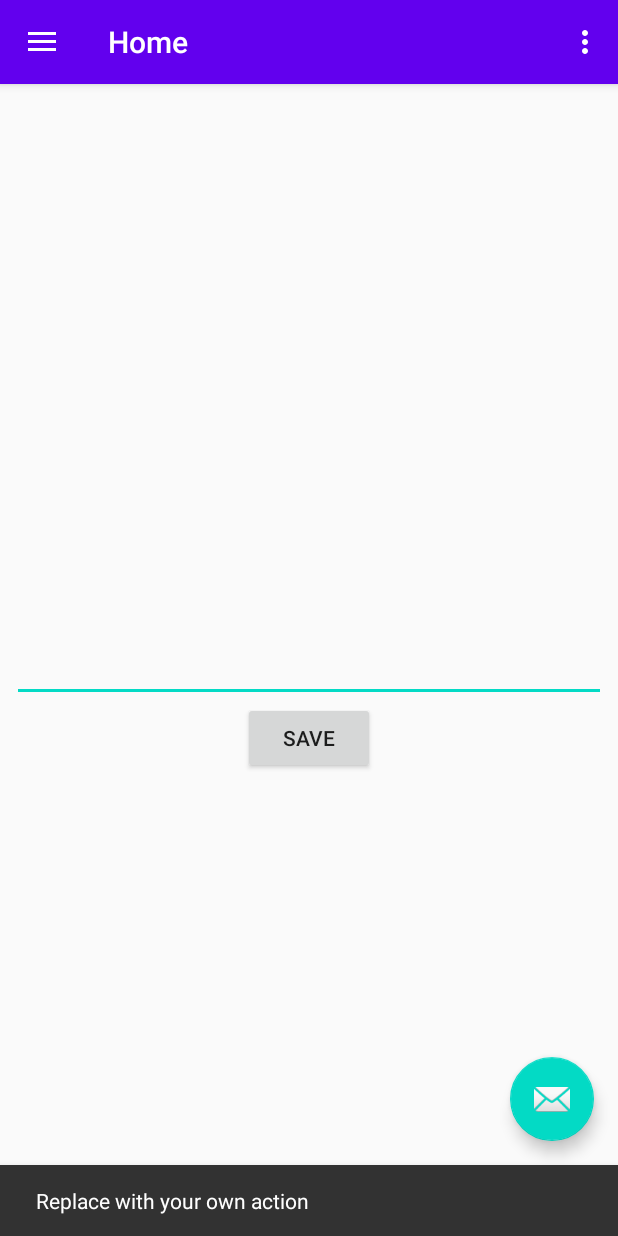
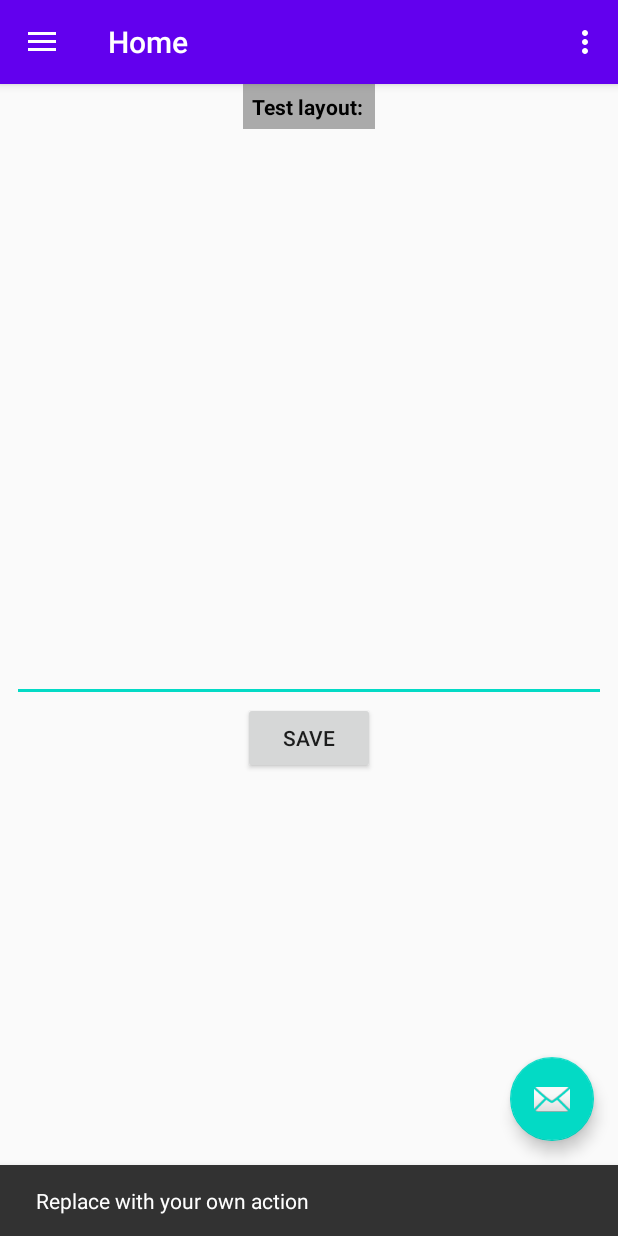
Before and after one commit to ifDroids/NavigationDrawerSavedStateLib, an Android app: the screen it shows after launch (MainActivity), after a tap on an icon or button, on a phone screen of 412 x 824 dp. Run offline under Robolectric (Android 15) with nearby library versions, the phone set to English and light mode, and no system bars; our stand-ins replace navigation-ui; 1 other tap on this screen came first.

Commit message:
Project: Initial library and demo app

```diff
--- a/app/src/main/java/com/ifdroids/navigationdrawersavedstatelib/MainActivity.java
+++ b/app/src/main/java/com/ifdroids/navigationdrawersavedstatelib/MainActivity.java
@@ -7,6 +7,7 @@ import android.view.Menu;
 import com.google.android.material.floatingactionbutton.FloatingActionButton;
 import com.google.android.material.snackbar.Snackbar;
 import com.google.android.material.navigation.NavigationView;
+import com.ifdroids.navigationdrawersavedstatelib.libs.BaseFragmentSaveView.BaseActivityFragmentLoader;
 
 import androidx.navigation.NavController;
 import androidx.navigation.Navigation;
@@ -16,7 +17,7 @@ import androidx.drawerlayout.widget.DrawerLayout;
 import androidx.appcompat.app.AppCompatActivity;
 import androidx.appcompat.widget.Toolbar;
 
-public class MainActivity extends AppCompatActivity {
+public class MainActivity extends BaseActivityFragmentLoader {
 
     private AppBarConfiguration mAppBarConfiguration;
 
--- /dev/null
+++ b/app/src/main/java/com/ifdroids/navigationdrawersavedstatelib/TestLayout.java
@@ -0,0 +1,37 @@
+package com.ifdroids.navigationdrawersavedstatelib;
+
+import android.annotation.SuppressLint;
+import android.app.Activity;
+import android.content.Context;
+import android.util.AttributeSet;
+import android.view.LayoutInflater;
+import android.view.View;
+import android.widget.LinearLayout;
+
+import androidx.annotation.Nullable;
+
+public class TestLayout extends LinearLayout {
+
+    public TestLayout(Activity act){
+        super(act,null);
+
+        @SuppressLint("InflateParams")
+        View view = LayoutInflater.from(getContext()).inflate(R.layout.demo_layout,null);
+
+        // dynamically draw it
+        LinearLayout container = view.findViewById(R.id.command_container);
+
+        LinearLayout.LayoutParams params = (LayoutParams) container.getLayoutParams();
+        params=new LayoutParams(LayoutParams.MATCH_PARENT, LayoutParams.MATCH_PARENT);
+        params.setMargins(0,0,0,20);
+        container.setLayoutParams(params);
+
+        this.addView(view);
+    }
+
+
+    // default constructor
+    public TestLayout(Context context, @Nullable AttributeSet attrs) {
+        super(context, attrs);
+    }
+}
--- /dev/null
+++ b/app/src/main/java/com/ifdroids/navigationdrawersavedstatelib/libs/BaseFragmentSaveView/BaseActivityFragmentLoader.java
@@ -0,0 +1,24 @@
+package com.ifdroids.navigationdrawersavedstatelib.libs.BaseFragmentSaveView;
+
+import android.annotation.SuppressLint;
+import android.view.View;
+
+import androidx.appcompat.app.AppCompatActivity;
+
+import com.ifdroids.navigationdrawersavedstatelib.libs.BaseFragmentSaveView.interfaces.OnFragmentViewLoadNow;
+import com.ifdroids.navigationdrawersavedstatelib.libs.BaseFragmentSaveView.interfaces.OnFragmentViewSaveNow;
+
+@SuppressLint("Registered") // This activity is just a wrapper. No need to be registered to Manifest
+public class BaseActivityFragmentLoader extends AppCompatActivity implements OnFragmentViewLoadNow, OnFragmentViewSaveNow {
+    private View fragmentLayout;
+
+    @Override
+    public void onFragmentViewSaveNow(View data) {
+        fragmentLayout = data;
+    }
+
+    @Override
+    public View onFragmentViewLoadNow() {
+        return fragmentLayout;
+    }
+}
--- /dev/null
+++ b/app/src/main/java/com/ifdroids/navigationdrawersavedstatelib/libs/BaseFragmentSaveView/BaseFragmentSaveView.java
@@ -0,0 +1,54 @@
+package com.ifdroids.navigationdrawersavedstatelib.libs.BaseFragmentSaveView;
+
+import android.app.Activity;
+import android.content.Context;
+import android.os.Bundle;
+import android.view.LayoutInflater;
+import android.view.View;
+import android.view.ViewGroup;
+
+import androidx.annotation.LayoutRes;
+import androidx.annotation.NonNull;
+import androidx.annotation.Nullable;
+import androidx.fragment.app.Fragment;
+
+import com.ifdroids.navigationdrawersavedstatelib.libs.BaseFragmentSaveView.interfaces.OnFragmentViewLoadNow;
+import com.ifdroids.navigationdrawersavedstatelib.libs.BaseFragmentSaveView.interfaces.OnFragmentViewSaveNow;
+
+public class BaseFragmentSaveView extends Fragment {
+
+    protected OnFragmentViewSaveNow dataPasser;
+    protected Activity baseActivity;
+
+    private OnFragmentViewLoadNow loader;
+    private View savedView;
+    private int currentLayoutID;
+
+
+    @Override
+    public void onAttach(@NonNull Context context) {
+        super.onAttach(context);
+        dataPasser = (OnFragmentViewSaveNow) context;
+        loader = (OnFragmentViewLoadNow) context;
+    }
+
+    @Nullable
+    @Override
+    public View onCreateView(@NonNull LayoutInflater inflater, @Nullable ViewGroup container, @Nullable Bundle savedInstanceState) {
+
+        baseActivity = getActivity();
+
+        View v = loader.onFragmentViewLoadNow();
+
+        return v == null ? inflater.inflate(currentLayoutID, container, false) : v ;
+    }
+
+    protected void setLayoutID(@LayoutRes int id){
+        currentLayoutID = id;
+    }
+
+    protected void saveCurrentViewState(View v){
+        dataPasser.onFragmentViewSaveNow(v);
+    }
+
+}
--- /dev/null
+++ b/app/src/main/java/com/ifdroids/navigationdrawersavedstatelib/libs/BaseFragmentSaveView/interfaces/OnFragmentViewLoadNow.java
@@ -0,0 +1,7 @@
+package com.ifdroids.navigationdrawersavedstatelib.libs.BaseFragmentSaveView.interfaces;
+
+import android.view.View;
+
+public interface OnFragmentViewLoadNow {
+    View onFragmentViewLoadNow();
+}
--- /dev/null
+++ b/app/src/main/java/com/ifdroids/navigationdrawersavedstatelib/libs/BaseFragmentSaveView/interfaces/OnFragmentViewSaveNow.java
@@ -0,0 +1,7 @@
+package com.ifdroids.navigationdrawersavedstatelib.libs.BaseFragmentSaveView.interfaces;
+
+import android.view.View;
+
+public interface OnFragmentViewSaveNow {
+    void onFragmentViewSaveNow(View data);
+}
--- a/app/src/main/java/com/ifdroids/navigationdrawersavedstatelib/ui/home/HomeFragment.java
+++ b/app/src/main/java/com/ifdroids/navigationdrawersavedstatelib/ui/home/HomeFragment.java
@@ -1,21 +1,54 @@
 package com.ifdroids.navigationdrawersavedstatelib.ui.home;
 
+import android.annotation.SuppressLint;
 import android.os.Bundle;
 import android.view.LayoutInflater;
 import android.view.View;
 import android.view.ViewGroup;
+import android.widget.Button;
+import android.widget.LinearLayout;
+import android.widget.TextView;
 
 import androidx.annotation.NonNull;
-import androidx.fragment.app.Fragment;
 
 import com.ifdroids.navigationdrawersavedstatelib.R;
+import com.ifdroids.navigationdrawersavedstatelib.libs.BaseFragmentSaveView.BaseFragmentSaveView;
+import com.ifdroids.navigationdrawersavedstatelib.TestLayout;
 
-public class HomeFragment extends Fragment {
+public class HomeFragment extends BaseFragmentSaveView {
 
     public View onCreateView(@NonNull LayoutInflater inflater,
                              ViewGroup container, Bundle savedInstanceState) {
+        // Since the fragment extends BaseFragmentSaveView, the onCreateView() will send
+        // the layout ID to our library.
+        setLayoutID(R.layout.fragment_home);
 
-        View root = inflater.inflate(R.layout.fragment_home, container, false);
+        // Firstly calls the BaseFragmentSaveView onCreateView
+        final View root = super.onCreateView(inflater,container,savedInstanceState);
+
+        // we can now do whatever our fragment needs to do
+        final LinearLayout containerLayout = root.findViewById(R.id.container);
+        final TextView textbox = root.findViewById(R.id.text_home);
+        Button b = root.findViewById(R.id.button_home);
+
+        b.setOnClickListener(new View.OnClickListener() {
+            @SuppressLint("SetTextI18n")
+            @Override
+            public void onClick(View v) {
+                // append some test layouts
+                TestLayout command = new TestLayout(baseActivity);
+                TextView tv = command.findViewById(R.id.test_title);
+                tv.setText( tv.getText().toString()  + textbox.getText().toString());
+
+                containerLayout.removeView(command);
+                containerLayout.addView(command);
+
+                //save the state of the layout
+                dataPasser.onFragmentViewSaveNow(root);
+            }
+        });
         return root;
     }
+
+
 }
--- /dev/null
+++ b/app/src/main/res/layout/demo_layout.xml
@@ -0,0 +1,21 @@
+<?xml version="1.0" encoding="utf-8"?>
+<LinearLayout xmlns:android="http://schemas.android.com/apk/res/android"
+    android:id="@+id/command_container"
+    android:layout_width="match_parent"
+    android:layout_height="wrap_content"
+    android:background="@android:color/darker_gray"
+    android:gravity="center"
+    android:orientation="vertical"
+    android:padding="5dp">
+
+    <TextView
+        android:id="@+id/test_title"
+        android:layout_width="wrap_content"
+        android:layout_height="match_parent"
+        android:layout_gravity="center"
+        android:gravity="center"
+        android:text="Test layout: "
+        android:textColor="@android:color/background_dark"
+        android:textStyle="bold" />
+
+</LinearLayout>
--- a/app/src/main/res/layout/fragment_home.xml
+++ b/app/src/main/res/layout/fragment_home.xml
@@ -5,6 +5,17 @@
     android:layout_width="match_parent"
     android:layout_height="match_parent"
     tools:context=".ui.home.HomeFragment">
+
+    <LinearLayout
+        android:id="@+id/container"
+        android:layout_width="wrap_content"
+        android:layout_height="wrap_content"
+        app:layout_constraintTop_toTopOf="parent"
+        app:layout_constraintStart_toStartOf="parent"
+        app:layout_constraintEnd_toEndOf="parent"
+        android:orientation="vertical">
+        <!--test layouts will be here-->
+    </LinearLayout>
 
     <EditText
         android:id="@+id/text_home"
```
